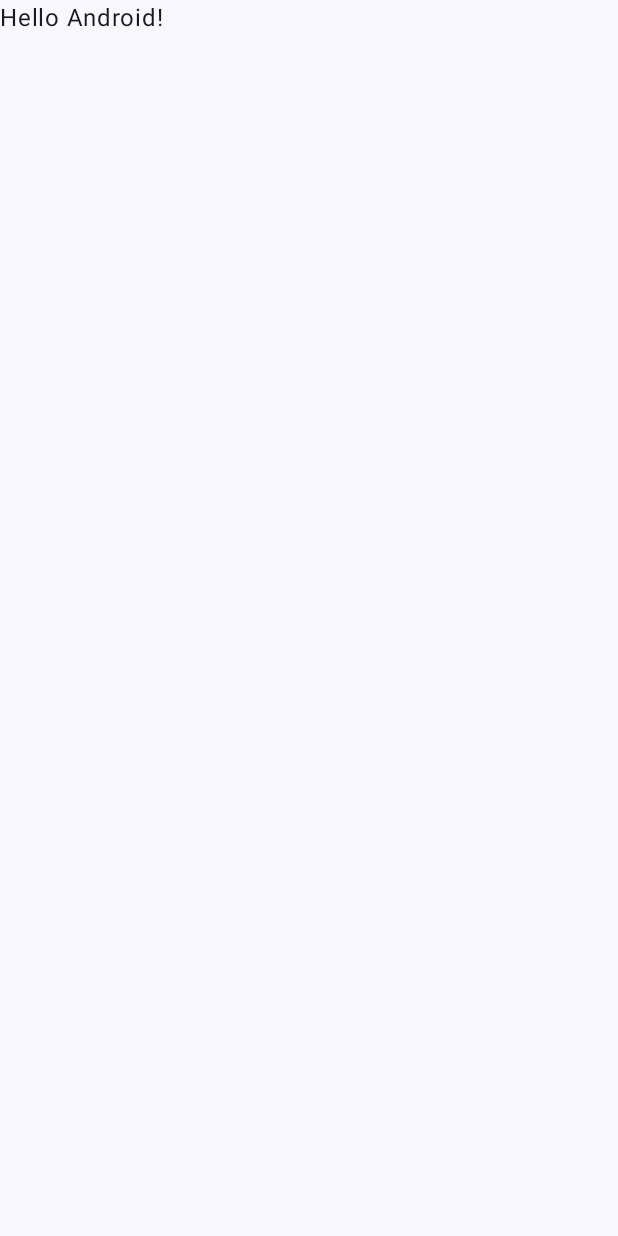
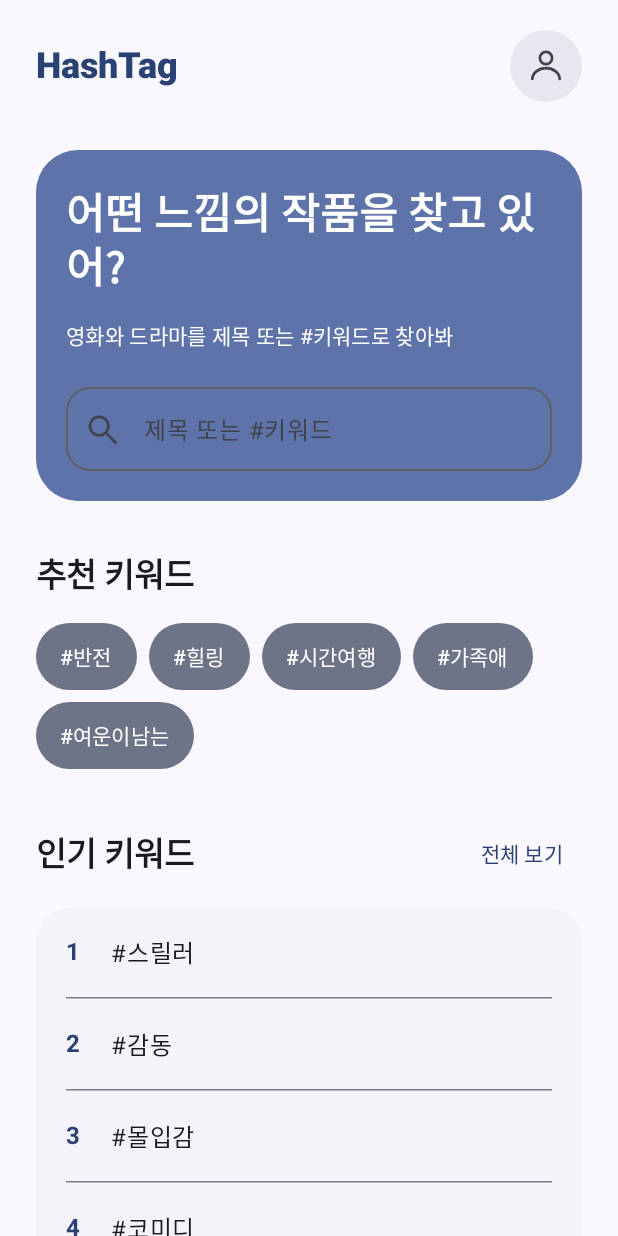
Before and after one commit to nohyam/HashTag, an Android app built with Jetpack Compose: the screen it shows after launch (MainActivity), on a phone screen of 412 x 824 dp. Before the commit the screen is almost empty. Run offline under Robolectric (Android 15) with nearby library versions, the phone set to English and light mode, and no system bars; our stand-ins replace Dagger/Hilt's generated code.

Commit message:
feat: implement home and search result UI

```diff
--- a/app/src/main/java/com/nohyam/hashtag/MainActivity.kt
+++ b/app/src/main/java/com/nohyam/hashtag/MainActivity.kt
@@ -4,13 +4,7 @@ import android.os.Bundle
 import androidx.activity.ComponentActivity
 import androidx.activity.compose.setContent
 import androidx.activity.enableEdgeToEdge
-import androidx.compose.foundation.layout.fillMaxSize
-import androidx.compose.foundation.layout.padding
-import androidx.compose.material3.Scaffold
-import androidx.compose.material3.Text
-import androidx.compose.runtime.Composable
-import androidx.compose.ui.Modifier
-import androidx.compose.ui.tooling.preview.Preview
+import com.nohyam.hashtag.ui.home.HomeScreen
 import com.nohyam.hashtag.ui.theme.HashTagTheme
 import dagger.hilt.android.AndroidEntryPoint
 
@@ -21,29 +15,8 @@ class MainActivity : ComponentActivity() {
         enableEdgeToEdge()
         setContent {
             HashTagTheme {
-                Scaffold(modifier = Modifier.fillMaxSize()) { innerPadding ->
-                    Greeting(
-                        name = "Android",
-                        modifier = Modifier.padding(innerPadding)
-                    )
-                }
+                HomeScreen()
             }
         }
     }
 }
-
-@Composable
-fun Greeting(name: String, modifier: Modifier = Modifier) {
-    Text(
-        text = "Hello $name!",
-        modifier = modifier
-    )
-}
-
-@Preview(showBackground = true)
-@Composable
-fun GreetingPreview() {
-    HashTagTheme {
-        Greeting("Android")
-    }
-}
--- /dev/null
+++ b/app/src/main/java/com/nohyam/hashtag/ui/home/HomeScreen.kt
@@ -0,0 +1,205 @@
+package com.nohyam.hashtag.ui.home
+
+import androidx.compose.foundation.Canvas
+import androidx.compose.foundation.layout.Arrangement
+import androidx.compose.foundation.layout.Column
+import androidx.compose.foundation.layout.FlowRow
+import androidx.compose.foundation.layout.Row
+import androidx.compose.foundation.layout.fillMaxSize
+import androidx.compose.foundation.layout.fillMaxWidth
+import androidx.compose.foundation.layout.padding
+import androidx.compose.foundation.layout.size
+import androidx.compose.foundation.rememberScrollState
+import androidx.compose.foundation.shape.CircleShape
+import androidx.compose.foundation.shape.RoundedCornerShape
+import androidx.compose.foundation.text.KeyboardOptions
+import androidx.compose.foundation.verticalScroll
+import androidx.compose.material3.HorizontalDivider
+import androidx.compose.material3.MaterialTheme
+import androidx.compose.material3.OutlinedTextField
+import androidx.compose.material3.Scaffold
+import androidx.compose.material3.Surface
+import androidx.compose.material3.Text
+import androidx.compose.material3.TextButton
+import androidx.compose.runtime.Composable
+import androidx.compose.runtime.getValue
+import androidx.compose.runtime.mutableStateOf
+import androidx.compose.runtime.saveable.rememberSaveable
+import androidx.compose.runtime.setValue
+import androidx.compose.ui.Alignment
+import androidx.compose.ui.Modifier
+import androidx.compose.ui.geometry.Offset
+import androidx.compose.ui.geometry.Size
+import androidx.compose.ui.graphics.StrokeCap
+import androidx.compose.ui.graphics.drawscope.Stroke
+import androidx.compose.ui.semantics.contentDescription
+import androidx.compose.ui.semantics.semantics
+import androidx.compose.ui.text.font.FontWeight
+import androidx.compose.ui.text.input.ImeAction
+import androidx.compose.ui.tooling.preview.Preview
+import androidx.compose.ui.unit.dp
+import com.nohyam.hashtag.ui.theme.HashTagTheme
+
+private val recommendedKeywords = listOf("반전", "힐링", "시간여행", "가족애", "여운이남는")
+private val popularKeywords = listOf("스릴러", "감동", "몰입감", "코미디", "영상미")
+
+@Composable
+fun HomeScreen(modifier: Modifier = Modifier) {
+    var query by rememberSaveable { mutableStateOf("") }
+
+    Scaffold(modifier = modifier.fillMaxSize()) { innerPadding ->
+        Column(
+            modifier = Modifier
+                .padding(innerPadding)
+                .verticalScroll(rememberScrollState())
+                .padding(horizontal = 24.dp, vertical = 20.dp),
+            verticalArrangement = Arrangement.spacedBy(32.dp)
+        ) {
+            Row(
+                modifier = Modifier.fillMaxWidth(),
+                horizontalArrangement = Arrangement.SpaceBetween,
+                verticalAlignment = Alignment.CenterVertically
+            ) {
+                Text(
+                    text = "HashTag",
+                    style = MaterialTheme.typography.headlineSmall,
+                    fontWeight = FontWeight.ExtraBold,
+                    color = MaterialTheme.colorScheme.primary
+                )
+                ProfileIcon()
+            }
+
+            Surface(
+                shape = RoundedCornerShape(28.dp),
+                color = MaterialTheme.colorScheme.primaryContainer
+            ) {
+                Column(
+                    modifier = Modifier.fillMaxWidth().padding(20.dp),
+                    verticalArrangement = Arrangement.spacedBy(16.dp)
+                ) {
+                    Text(
+                        text = "어떤 느낌의 작품을 찾고 있어?",
+                        style = MaterialTheme.typography.headlineMedium,
+                        fontWeight = FontWeight.Bold
+                    )
+                    Text(
+                        text = "영화와 드라마를 제목 또는 #키워드로 찾아봐",
+                        style = MaterialTheme.typography.bodyMedium
+                    )
+                    OutlinedTextField(
+                        value = query,
+                        onValueChange = { query = it },
+                        modifier = Modifier.fillMaxWidth(),
+                        label = { Text("제목 또는 #키워드") },
+                        placeholder = { Text("검색어를 입력하세요") },
+                        leadingIcon = { SearchIcon() },
+                        singleLine = true,
+                        shape = RoundedCornerShape(16.dp),
+                        keyboardOptions = KeyboardOptions(imeAction = ImeAction.Search)
+                    )
+                }
+            }
+
+            Column(verticalArrangement = Arrangement.spacedBy(16.dp)) {
+                SectionTitle("추천 키워드")
+                FlowRow(
+                    horizontalArrangement = Arrangement.spacedBy(8.dp),
+                    verticalArrangement = Arrangement.spacedBy(8.dp)
+                ) {
+                    recommendedKeywords.forEach { keyword ->
+                        Surface(
+                            shape = RoundedCornerShape(50),
+                            color = MaterialTheme.colorScheme.secondaryContainer,
+                            contentColor = MaterialTheme.colorScheme.onSecondaryContainer
+                        ) {
+                            Text(
+                                text = "#$keyword",
+                                modifier = Modifier.padding(horizontal = 16.dp, vertical = 12.dp),
+                                style = MaterialTheme.typography.labelLarge
+                            )
+                        }
+                    }
+                }
+            }
+
+            Column(verticalArrangement = Arrangement.spacedBy(12.dp)) {
+                Row(
+                    modifier = Modifier.fillMaxWidth(),
+                    horizontalArrangement = Arrangement.SpaceBetween,
+                    verticalAlignment = Alignment.CenterVertically
+                ) {
+                    SectionTitle("인기 키워드")
+                    // UI 단계: 전체 보기 화면 연결은 추후 구현합니다.
+                    TextButton(onClick = {}) { Text("전체 보기") }
+                }
+                Surface(
+                    shape = RoundedCornerShape(24.dp),
+                    color = MaterialTheme.colorScheme.surfaceContainerLow
+                ) {
+                    Column(modifier = Modifier.padding(horizontal = 20.dp)) {
+                        popularKeywords.forEachIndexed { index, keyword ->
+                            Row(
+                                modifier = Modifier.fillMaxWidth().padding(vertical = 18.dp),
+                                horizontalArrangement = Arrangement.spacedBy(20.dp),
+                                verticalAlignment = Alignment.CenterVertically
+                            ) {
+                                Text(
+                                    text = "${index + 1}" ,
+                                    color = MaterialTheme.colorScheme.primary,
+                                    style = MaterialTheme.typography.titleMedium,
+                                    fontWeight = FontWeight.Bold
+                                )
+                                Text(text = "#$keyword", style = MaterialTheme.typography.bodyLarge)
+                            }
+                            if (index < popularKeywords.lastIndex) {
+                                HorizontalDivider(color = MaterialTheme.colorScheme.outlineVariant)
+                            }
+                        }
+                    }
+                }
+            }
+        }
+    }
+}
+
+@Composable
+private fun SectionTitle(title: String) {
+    Text(title, style = MaterialTheme.typography.titleLarge, fontWeight = FontWeight.Bold)
+}
+
+@Composable
+private fun ProfileIcon() {
+    val color = MaterialTheme.colorScheme.onSurfaceVariant
+    Surface(shape = CircleShape, color = MaterialTheme.colorScheme.surfaceContainerHigh) {
+        Canvas(
+            modifier = Modifier.size(48.dp).padding(12.dp)
+                .semantics { contentDescription = "프로필" }
+        ) {
+            val stroke = Stroke(width = 1.8.dp.toPx(), cap = StrokeCap.Round)
+            drawCircle(color, radius = size.width * 0.17f, center = Offset(size.width / 2, size.height * 0.28f), style = stroke)
+            drawArc(color, 180f, 180f, false, Offset(size.width * 0.12f, size.height * 0.56f), Size(size.width * 0.76f, size.height * 0.6f), style = stroke)
+        }
+    }
+}
+
+@Composable
+private fun SearchIcon() {
+    val color = MaterialTheme.colorScheme.onSurfaceVariant
+    Canvas(modifier = Modifier.size(22.dp)) {
+        val width = 1.8.dp.toPx()
+        drawCircle(color, radius = size.width * 0.28f, center = Offset(size.width * 0.4f, size.height * 0.4f), style = Stroke(width))
+        drawLine(color, Offset(size.width * 0.61f, size.height * 0.61f), Offset(size.width * 0.9f, size.height * 0.9f), strokeWidth = width, cap = StrokeCap.Round)
+    }
+}
+
+@Preview(showBackground = true, name = "홈 화면")
+@Composable
+private fun HomeScreenPreview() {
+    HashTagTheme(dynamicColor = false) { HomeScreen() }
+}
+
+@Preview(showBackground = true, name = "홈 화면 · 다크")
+@Composable
+private fun HomeScreenDarkPreview() {
+    HashTagTheme(darkTheme = true, dynamicColor = false) { HomeScreen() }
+}
```
Also changed, not shown: app/src/main/java/com/nohyam/hashtag/ui/search/SearchResultScreen.kt (added, +371 -0 lines), 1 other file.
